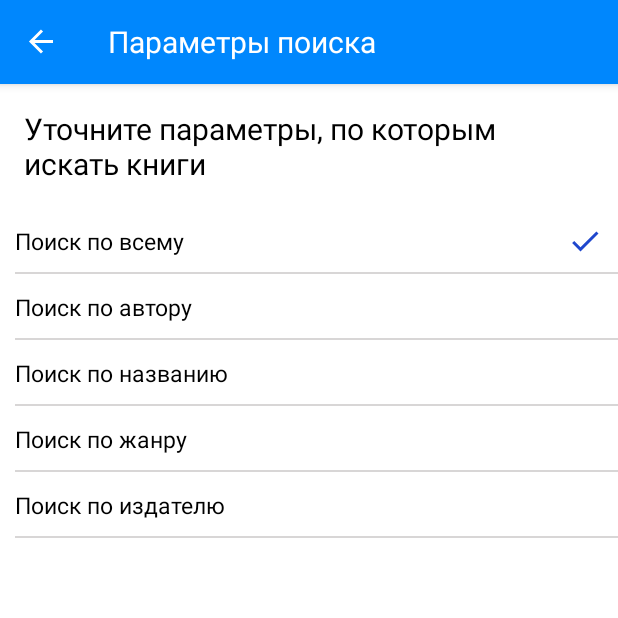
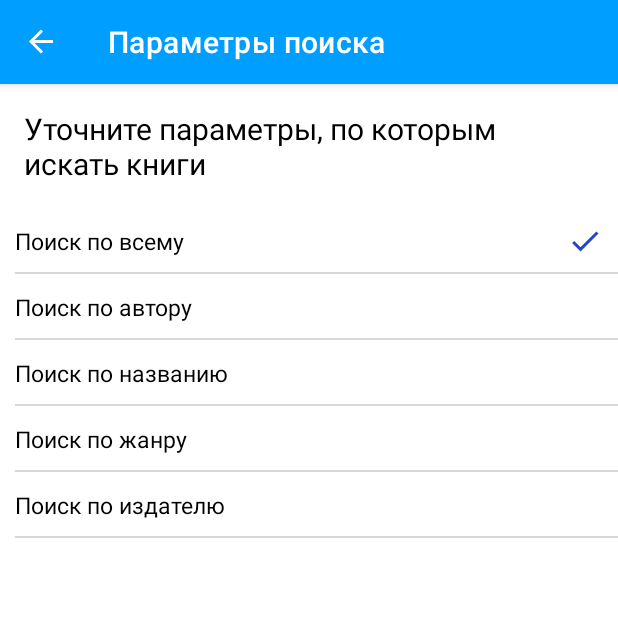
Before and after one commit to borshevskiy/GoogleBooksApp, an Android app: the screen it shows after launch (MainActivity), after a tap on "Settings", on a phone screen of 412 x 824 dp, the top half of it. Run offline under Robolectric (Android 15) with nearby library versions, the phone set to English and light mode, and no system bars; our stand-ins replace Dagger/Hilt's generated code, navigation-ui; pictures from the network do not load.

Commit message:
some fixes of toolbar

```diff
--- a/app/src/main/res/layout/activity_main.xml
+++ b/app/src/main/res/layout/activity_main.xml
@@ -9,8 +9,8 @@
     tools:context=".presentation.MainActivity">
 
     <androidx.appcompat.widget.Toolbar
+        style="@style/MyToolBarStyle"
         android:id="@+id/toolbar"
-        style="@style/toolbar_style"
         android:layout_width="match_parent"
         android:layout_height="wrap_content"
         android:gravity="start"
--- a/app/src/main/res/values/colors.xml
+++ b/app/src/main/res/values/colors.xml
@@ -1,7 +1,7 @@
 <?xml version="1.0" encoding="utf-8"?>
 <resources>
     <color name="purple_200">#FFBB86FC</color>
-    <color name="blue">#0087FD</color>
+    <color name="blue">#009EFF</color>
     <color name="blue_dark">#486FF6</color>
     <color name="teal_200">#FF03DAC5</color>
     <color name="teal_700">#FF018786</color>
--- a/app/src/main/res/values/themes.xml
+++ b/app/src/main/res/values/themes.xml
@@ -4,6 +4,9 @@
         <!-- Primary brand color. -->
         <item name="colorPrimary">@color/blue</item>
         <item name="colorPrimaryVariant">@color/blue_dark</item>
+        <item name="android:textColorHint">@color/white</item>
+        <item name="android:editTextColor">@color/white</item>
+        <item name="colorControlNormal">@color/white</item>
         <item name="colorOnPrimary">@color/white</item>
         <!-- Secondary brand color. -->
         <item name="colorSecondary">@color/teal_200</item>
@@ -14,13 +17,6 @@
         <!-- Customize your theme here. -->
     </style>
 
-    <style name="toolbar_style" parent="Widget.MaterialComponents.Toolbar.Primary">
-        <item name="titleTextAppearance">@style/toolbar_text</item>
-    </style>
-
-    <style name="toolbar_text">
-        <item name="android:textSize">20sp</item>
-        <item name="android:textColor">@color/white</item>
-    </style>
+    <style name="MyToolBarStyle" parent="Widget.MaterialComponents.Toolbar.Primary" />
 
 </resources>
```
